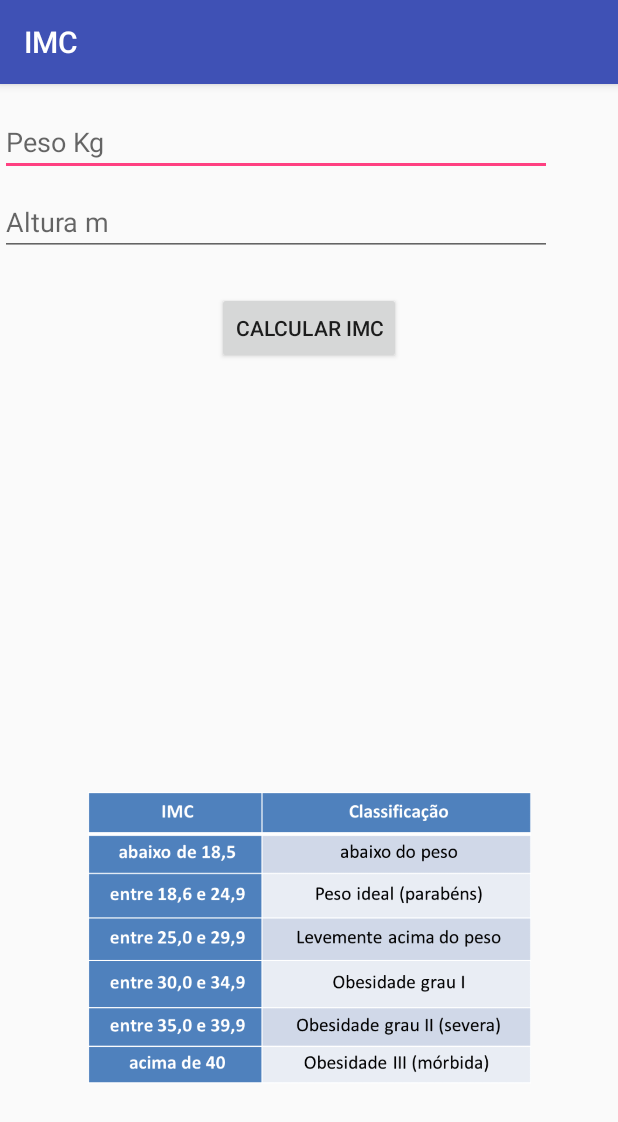
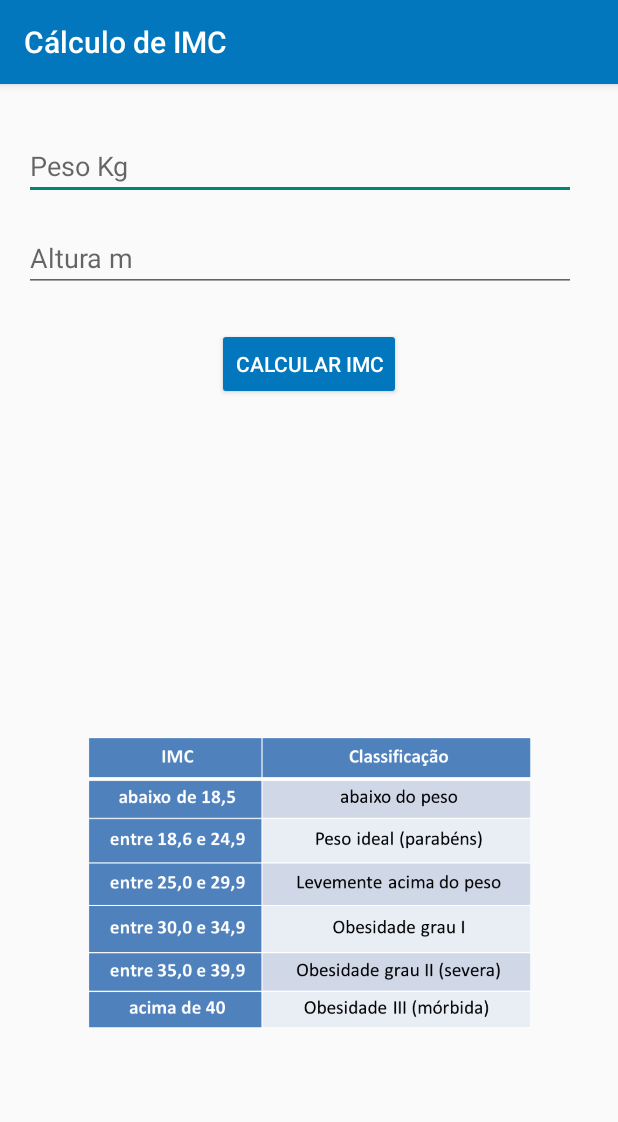
Before and after one commit to saulocalixto/CalculadoraImcAndroid, an Android app: the screen it shows after launch (MainActivity), on a phone screen of 412 x 824 dp. Shown: the top 1122 px of the screen. Run offline under Robolectric (Android 15) with nearby library versions, the phone set to English and light mode, and no system bars.

Commit message:
Algumas alterações no style.

```diff
--- a/app/src/main/java/com/example/android/imc/MainActivity.java
+++ b/app/src/main/java/com/example/android/imc/MainActivity.java
@@ -3,6 +3,7 @@ package com.example.android.imc;
 import android.content.Context;
 import android.support.v7.app.AppCompatActivity;
 import android.os.Bundle;
+import android.text.InputType;
 import android.view.View;
 import android.view.inputmethod.InputMethodManager;
 import android.widget.EditText;
--- a/app/src/main/res/layout/activity_main.xml
+++ b/app/src/main/res/layout/activity_main.xml
@@ -5,27 +5,28 @@
     android:id="@+id/activity_main"
     android:layout_width="match_parent"
     android:layout_height="match_parent"
+    android:layout_margin="16dp"
     tools:context="com.example.android.imc.MainActivity">
 
     <EditText
         android:layout_width="368dp"
         android:layout_height="wrap_content"
-        android:inputType="textPersonName"
+        android:inputType="numberDecimal"
         android:ems="10"
         tools:layout_editor_absoluteX="8dp"
         android:id="@+id/peso"
         android:hint="Peso Kg"
-        android:layout_marginTop="16dp"
+        android:layout_margin="16dp"
         app:layout_constraintTop_toTopOf="parent" />
 
     <EditText
         android:layout_width="368dp"
         android:layout_height="wrap_content"
-        android:inputType="textPersonName"
+        android:inputType="numberDecimal"
         android:ems="10"
         tools:layout_editor_absoluteX="8dp"
         android:id="@+id/altura"
-        android:layout_marginTop="8dp"
+        android:layout_margin="16dp"
         app:layout_constraintTop_toBottomOf="@+id/peso"
         android:hint="Altura m" />
 
@@ -42,6 +43,7 @@
         android:layout_marginRight="16dp"
         android:layout_marginStart="16dp"
         app:layout_constraintLeft_toLeftOf="parent"
+        android:textColor="@android:color/white"
         android:layout_marginLeft="16dp" />
 
     <TextView
@@ -76,6 +78,6 @@
         android:layout_marginEnd="16dp"
         app:layout_constraintRight_toRightOf="parent"
         android:layout_marginRight="16dp"
-        app:layout_constraintVertical_bias="0.85" />
+        app:layout_constraintVertical_bias="0.8" />
 
 </android.support.constraint.ConstraintLayout>
--- a/app/src/main/res/values/strings.xml
+++ b/app/src/main/res/values/strings.xml
@@ -1,3 +1,3 @@
 <resources>
-    <string name="app_name">IMC</string>
+    <string name="app_name">Cálculo de IMC</string>
 </resources>
--- a/app/src/main/res/values/styles.xml
+++ b/app/src/main/res/values/styles.xml
@@ -1,11 +1,10 @@
 <resources>
-
     <!-- Base application theme. -->
     <style name="AppTheme" parent="Theme.AppCompat.Light.DarkActionBar">
-        <!-- Customize your theme here. -->
-        <item name="colorPrimary">@color/colorPrimary</item>
-        <item name="colorPrimaryDark">@color/colorPrimaryDark</item>
-        <item name="colorAccent">@color/colorAccent</item>
+        <item name="android:colorPrimaryDark">#01579b</item>
+        <!-- Primary theme color of the app (sets background color of app bar) -->
+        <item name="colorPrimary">#0277bd</item>
+        <!-- Background color of buttons in the app -->
+        <item name="colorButtonNormal">#0277bd</item>
     </style>
-
 </resources>
```
